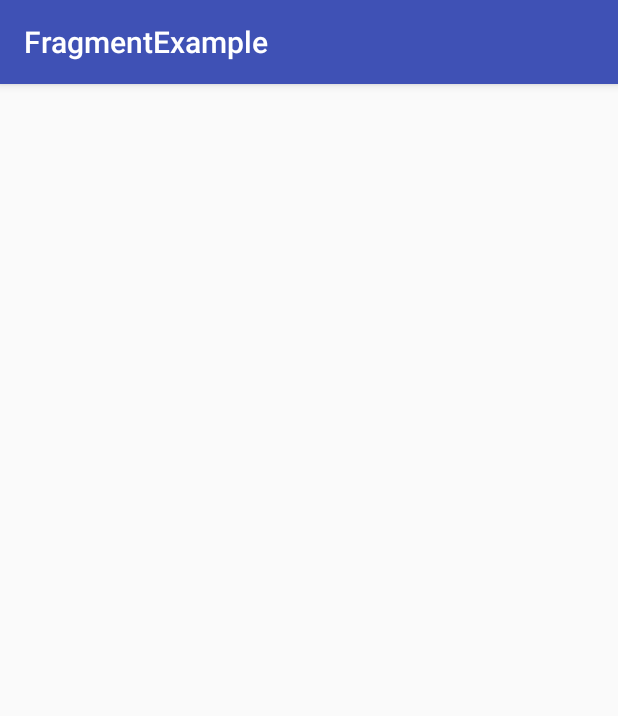
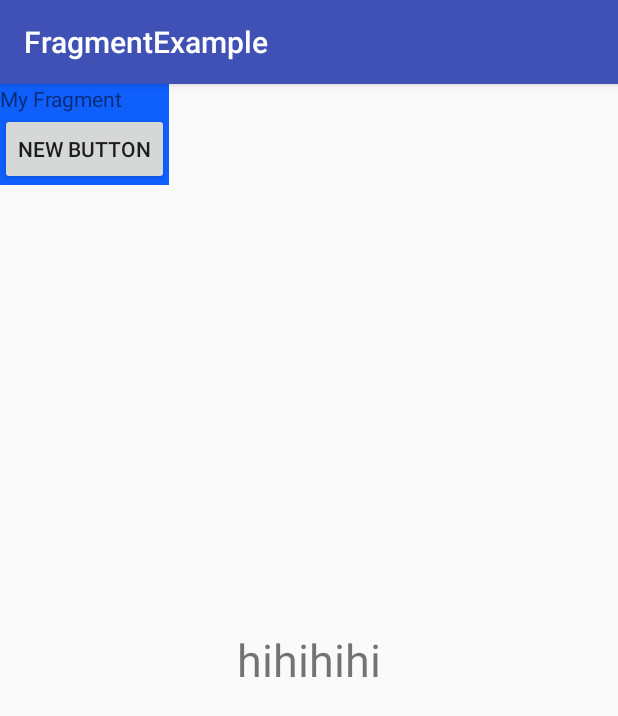
Before and after one commit to yjhwo/FragmentExample, an Android app: the screen it shows after launch (MainActivity), on a phone screen of 412 x 824 dp. Shown: the top 716 px of the screen. Run offline under Robolectric (Android 15) with nearby library versions, the phone set to English and light mode, and no system bars.

Commit message:
0530_수업완료

```diff
--- a/app/src/main/java/com/estsoft/fragmentexample/MainActivity.java
+++ b/app/src/main/java/com/estsoft/fragmentexample/MainActivity.java
@@ -9,5 +9,8 @@ public class MainActivity extends AppCompatActivity {
     protected void onCreate(Bundle savedInstanceState) {
         super.onCreate(savedInstanceState);
         setContentView(R.layout.activity_main);
+
+        //                                                      Root View
+        getSupportFragmentManager().beginTransaction().add( android.R.id.content , new MyFragment()).commit();
     }
 }
--- /dev/null
+++ b/app/src/main/java/com/estsoft/fragmentexample/MyFragment.java
@@ -0,0 +1,45 @@
+package com.estsoft.fragmentexample;
+
+
+import android.os.Bundle;
+import android.support.v4.app.Fragment;
+import android.util.Log;
+import android.view.LayoutInflater;
+import android.view.View;
+import android.view.ViewGroup;
+import android.widget.TextView;
+
+/**
+ * A simple {@link Fragment} subclass.
+ */
+public class MyFragment extends Fragment {
+
+
+    public MyFragment() {
+        // Required empty public constructor
+    }
+
+
+    @Override
+    public View onCreateView(LayoutInflater inflater, ViewGroup container,
+                             Bundle savedInstanceState) {
+//        TextView textView = new TextView(getActivity());
+//        textView.setText("Hello Fragment");
+//        return textView;
+
+        View rootView = inflater.inflate( R.layout.layout_myfragment, container, false );
+        rootView.findViewById( R.id.button ).setOnClickListener(new View.OnClickListener() {
+            @Override
+            public void onClick(View v) {
+                getActivity().
+                        getSupportFragmentManager().
+                        beginTransaction().replace( android.R.id.content, new MyFragment2()).
+                        commit();
+                // fragment에는 부모 Activity를 찾아주는 getActivity() method가 있다.
+                // android.R.id.content : Activity에 있는 Root View
+            }
+        });
+        return rootView;
+    }
+
+}
--- a/app/src/main/res/layout/activity_main.xml
+++ b/app/src/main/res/layout/activity_main.xml
@@ -1,7 +1,17 @@
-<FrameLayout xmlns:android="http://schemas.android.com/apk/res/android"
+<RelativeLayout xmlns:android="http://schemas.android.com/apk/res/android"
 xmlns:tools="http://schemas.android.com/tools"
 android:id="@+id/container"
 android:layout_width="match_parent"
 android:layout_height="match_parent"
-tools:context="com.estsoft.fragmentexample.MainActivity"
-tools:ignore="MergeRootFrame" />
+tools:context="com.estsoft.fragmentexample.MainActivity">
+
+    <TextView
+        android:layout_width="wrap_content"
+        android:layout_height="wrap_content"
+        android:text="hihihihi"
+        android:textSize="30dp"
+        android:id="@+id/textView2"
+        android:layout_centerVertical="true"
+        android:layout_centerHorizontal="true" />
+
+</RelativeLayout>
--- /dev/null
+++ b/app/src/main/res/layout/layout_myfragment.xml
@@ -0,0 +1,19 @@
+<?xml version="1.0" encoding="utf-8"?>
+<LinearLayout xmlns:android="http://schemas.android.com/apk/res/android"
+    android:layout_width="wrap_content"
+    android:layout_height="wrap_content"
+    android:orientation="vertical"
+    android:background="#0f5ffd">
+
+    <TextView
+        android:layout_width="wrap_content"
+        android:layout_height="wrap_content"
+        android:text="My Fragment"
+        android:id="@+id/textView" />
+
+    <Button
+        android:layout_width="wrap_content"
+        android:layout_height="wrap_content"
+        android:text="New Button"
+        android:id="@+id/button" />
+</LinearLayout>
```
Also changed, not shown: app/src/main/java/com/estsoft/fragmentexample/MyFragment2.java (added, +30 -0 lines), app/src/main/res/layout/layout_myfragment2.xml (added, +11 -0 lines).
